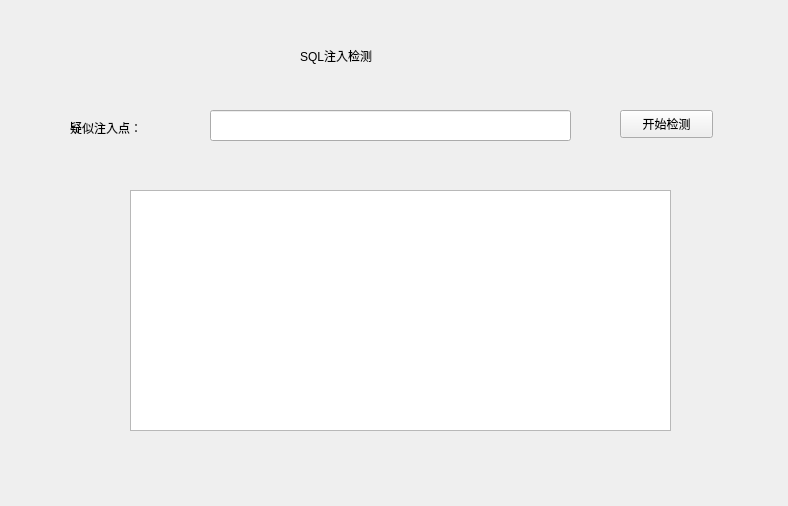
This is LD_SQL.ui in KingXS/Light_WebScan as Qt 5 draws it before an edit. The edited form follows.
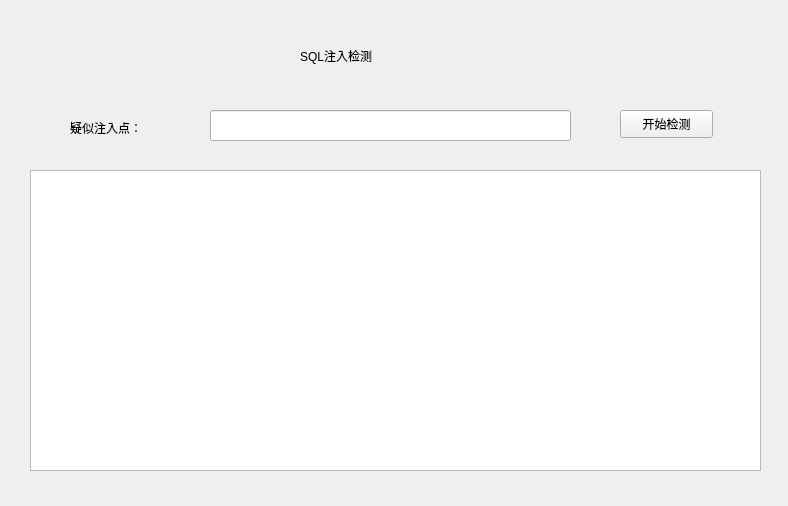
This is the edited form. Icons and pictures are not drawn.

```diff
--- a/LD_SQL.ui
+++ b/LD_SQL.ui
@@ -69,13 +69,13 @@
     <string>开始检测</string>
    </property>
   </widget>
-  <widget class="QTextEdit" name="textEdit">
+  <widget class="QTextBrowser" name="textBrowser">
    <property name="geometry">
     <rect>
-     <x>130</x>
-     <y>190</y>
-     <width>541</width>
-     <height>241</height>
+     <x>30</x>
+     <y>170</y>
+     <width>731</width>
+     <height>301</height>
     </rect>
    </property>
   </widget>
```
